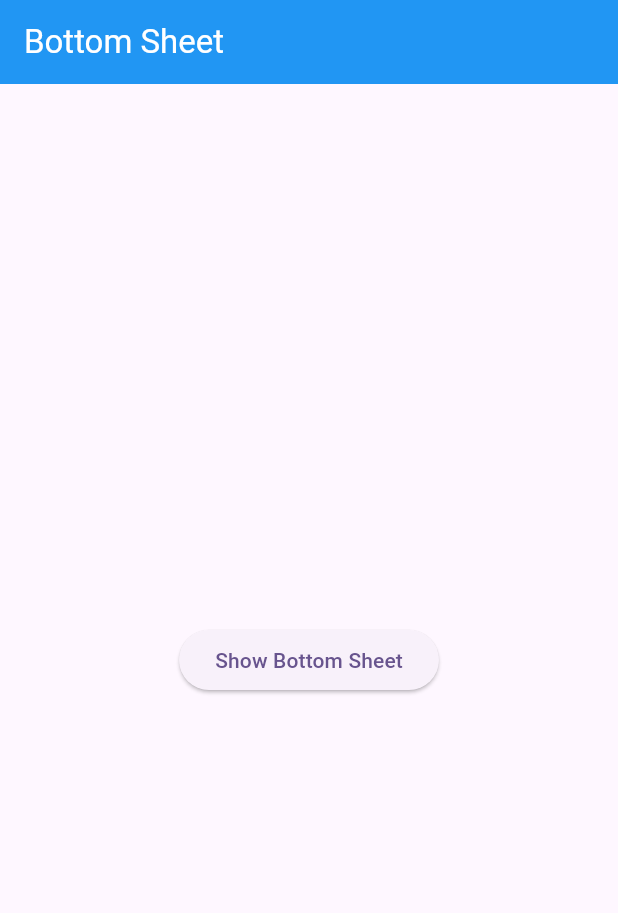
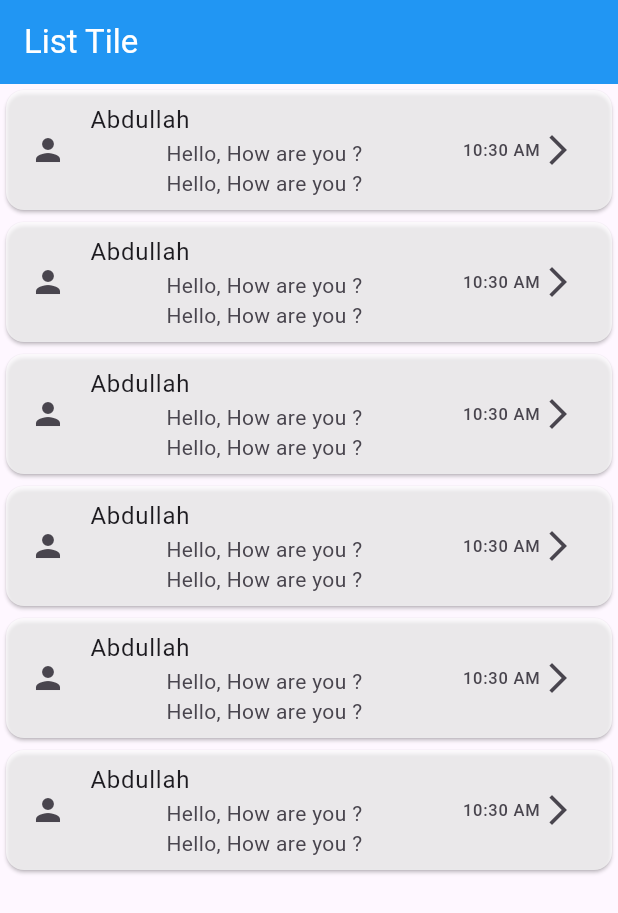
Before and after one commit to AbRehman536/Flutter_sec_12, a Flutter app: the screen it shows after launch, on a phone screen of 412 x 824 dp. Shown: the top 913 px of the screen. Run offline on Flutter 3.47's test engine with Material 3 defaults, Android fonts, the phone set to English and light mode, and no system bars; our stand-ins replace pinput.

Commit message:
List View Builder done

```diff
--- /dev/null
+++ b/lib/listtile_demo.dart
@@ -0,0 +1,41 @@
+import 'package:flutter/material.dart';
+
+class ListtileDemo extends StatelessWidget {
+  const ListtileDemo({super.key});
+
+  @override
+  Widget build(BuildContext context) {
+    return Scaffold(
+      appBar: AppBar(
+        title: Text("List Tile"),
+        backgroundColor: Colors.blue,
+        foregroundColor: Colors.white,
+      ),
+      body: ListView.builder(
+        itemCount: 6,
+        itemBuilder: (BuildContext context, int index) {
+          return  Card(
+            color: Colors.white70,
+            child: ListTile(
+              leading: Icon(Icons.person),
+              title: Text("Abdullah"),
+              subtitle: Column(
+                children: [
+                  Text("Hello, How are you ?"),
+                  Text("Hello, How are you ?"),
+                ],
+              ),
+              trailing: Row(
+                mainAxisSize: MainAxisSize.min,
+                children: [
+                  Text("10:30 AM"),
+                  Icon(Icons.arrow_forward_ios_outlined)
+                ],
+              ),
+            ),
+          );
+        },
+      ),
+    );
+  }
+}
--- a/lib/main.dart
+++ b/lib/main.dart
@@ -3,6 +3,7 @@ import 'package:flutter_sec_12/app_bar.dart';
 import 'package:flutter_sec_12/bottom_sheet.dart';
 import 'package:flutter_sec_12/dialogox.dart';
 import 'package:flutter_sec_12/images.dart';
+import 'package:flutter_sec_12/listtile_demo.dart';
 import 'package:flutter_sec_12/login_page.dart';
 import 'package:flutter_sec_12/row_column.dart';
 
@@ -38,7 +39,7 @@ class MyApp extends StatelessWidget {
         // tested with just a hot reload.
         colorScheme: ColorScheme.fromSeed(seedColor: Colors.deepPurple),
       ),
-      home: BottomSheetDemo(),
+      home: ListtileDemo(),
     );
   }
 }
```
